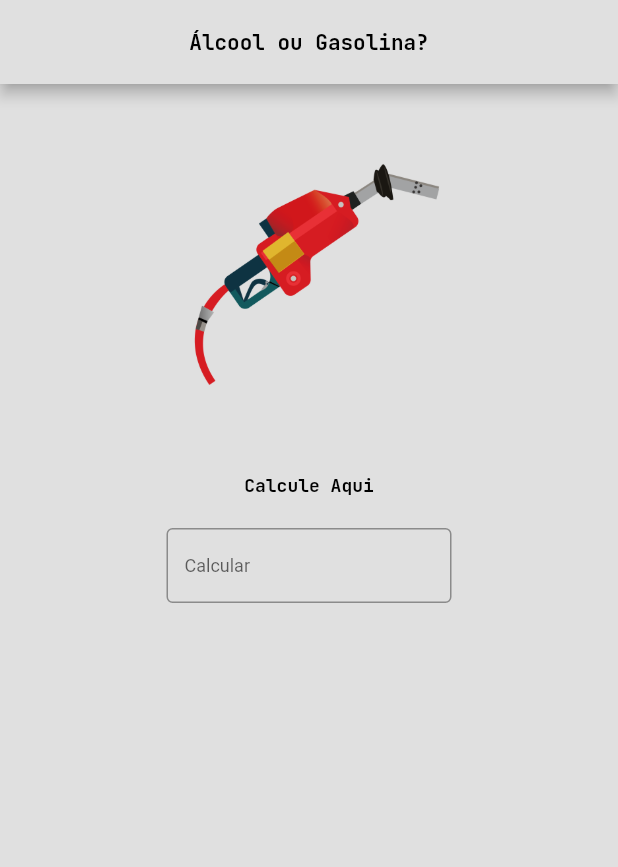
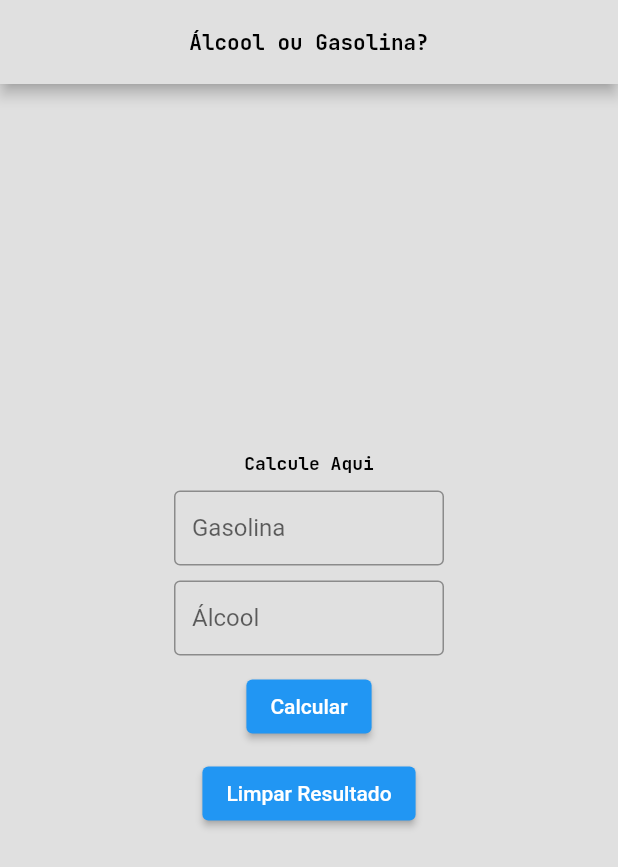
Before and after one commit to Victor-Zarzar/alcool_ou_gasolina, a Flutter app: the HomePage screen opened directly, on a phone screen of 412 x 824 dp. Shown: the top 867 px of the screen. Run offline on Flutter 3.47's test engine with Material 3 defaults, Android fonts, the phone set to English and light mode, and no system bars; our stand-ins replace getwidget, google_fonts.

Commit message:
Feat add calcule and functions

```diff
--- a/lib/pages/HomePage/home_page.dart
+++ b/lib/pages/HomePage/home_page.dart
@@ -1,4 +1,3 @@
-import 'package:alcool_ou_gasolina/components/AppAssets/app_assets.dart';
 import 'package:alcool_ou_gasolina/components/AppTheme/app_theme.dart';
 import 'package:flutter/material.dart';
 import 'package:getwidget/getwidget.dart';
@@ -12,12 +11,73 @@ class HomePage extends StatefulWidget {
 }
 
 class _HomePageState extends State<HomePage> {
-  TextEditingController fuelController = TextEditingController();
+  TextEditingController gasolineController = TextEditingController();
+  TextEditingController alcoholController = TextEditingController();
+  bool loading = false;
+  String resultText = '';
+  bool visible = false;
+
+  void handleCalc() async {
+    setState(() {
+      loading = true;
+    });
+
+    if (gasolineController.text.isEmpty || alcoholController.text.isEmpty) {
+      setState(() {
+        loading = false;
+      });
+      return showDialog(
+        context: context,
+        builder: (context) {
+          return AlertDialog(
+            content: const Text('Preencha ambos os dados.'),
+            actions: [
+              TextButton(
+                onPressed: () {
+                  Navigator.pop(context);
+                },
+                child: const Text('OK'),
+              ),
+            ],
+          );
+        },
+      );
+    }
+
+    double gas =
+        double.parse(gasolineController.text.replaceAll(',', '.')) / 100;
+    double alc =
+        double.parse(alcoholController.text.replaceAll(',', '.')) / 100;
+    double auxResult = alc / gas;
+
+    if (auxResult >= 0.7) {
+      setState(() {
+        resultText = 'Compensa utilizar Gasolina!';
+      });
+    } else {
+      setState(() {
+        resultText = 'Compensa utilizar Álcool!';
+      });
+    }
+
+    await Future.delayed(const Duration(seconds: 1));
+
+    setState(() {
+      loading = false;
+      visible = true;
+    });
+
+    FocusScope.of(context).unfocus();
+  }
+
+  void clearResult() {
+    setState(() {
+      resultText = '';
+    });
+  }
 
   @override
   Widget build(BuildContext context) {
-    double myHeight = MediaQuery.of(context).size.height;
-    double myWidth = MediaQuery.of(context).size.width;
     return Scaffold(
       backgroundColor: AppTheme.primaryColor,
       appBar: GFAppBar(
@@ -35,43 +95,64 @@ class _HomePageState extends State<HomePage> {
           ),
         ),
       ),
-      body: SizedBox(
-        height: myHeight,
-        width: myWidth,
-        child: SingleChildScrollView(
+      body: Padding(
+        padding: const EdgeInsets.all(20.0),
         child: Column(
           mainAxisAlignment: MainAxisAlignment.center,
           children: [
-              ImageOne.asset(),
-              const SizedBox(height: 10),
             Text(
               'Calcule Aqui',
               style: GoogleFonts.jetBrainsMono(
-                  textStyle: TextStyle(
+                textStyle: const TextStyle(
                   fontSize: 12,
                   fontWeight: FontWeight.bold,
-                    color: TextColor.primaryColor,
+                  color: Colors.black,
                 ),
               ),
             ),
-              const SizedBox(height: 20),
-              SizedBox(
+            const SizedBox(height: 10),
+            Center(
+              child: SizedBox(
                 height: 50,
-                width: 190,
-                child: TextFormField(
-                  controller: fuelController,
-                  keyboardType: TextInputType.number,
+                width: 180,
+                child: TextField(
+                  controller: gasolineController,
+                  keyboardType:
+                      const TextInputType.numberWithOptions(decimal: true),
                   decoration: const InputDecoration(
-                    labelText: 'Calcular',
+                    labelText: 'Gasolina',
                     border: OutlineInputBorder(),
-                    labelStyle: TextStyle(
-                      fontSize: 12,
                   ),
                 ),
               ),
             ),
+            const SizedBox(height: 10),
+            SizedBox(
+              height: 50,
+              width: 180,
+              child: TextField(
+                controller: alcoholController,
+                keyboardType:
+                    const TextInputType.numberWithOptions(decimal: true),
+                decoration: const InputDecoration(
+                  labelText: 'Álcool',
+                  border: OutlineInputBorder(),
+                ),
+              ),
+            ),
+            const SizedBox(height: 10),
+            ElevatedButton(
+              onPressed: loading ? null : handleCalc,
+              child: const Text('Calcular'),
+            ),
+            const SizedBox(height: 10),
+            ElevatedButton(
+              onPressed: clearResult,
+              child: const Text('Limpar Resultado'),
+            ),
+            const SizedBox(height: 10),
+            Text(resultText),
           ],
-          ),
         ),
       ),
     );
```
Also changed, not shown: 1 other file. Lines whose indentation alone changed are shown as unchanged.
